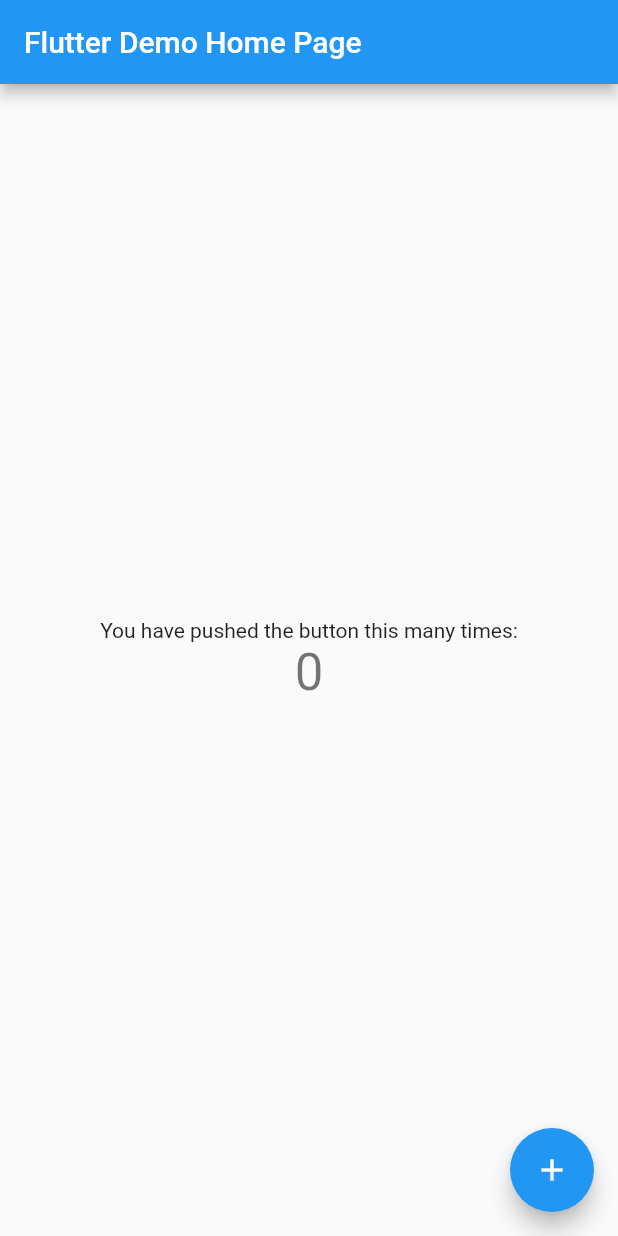
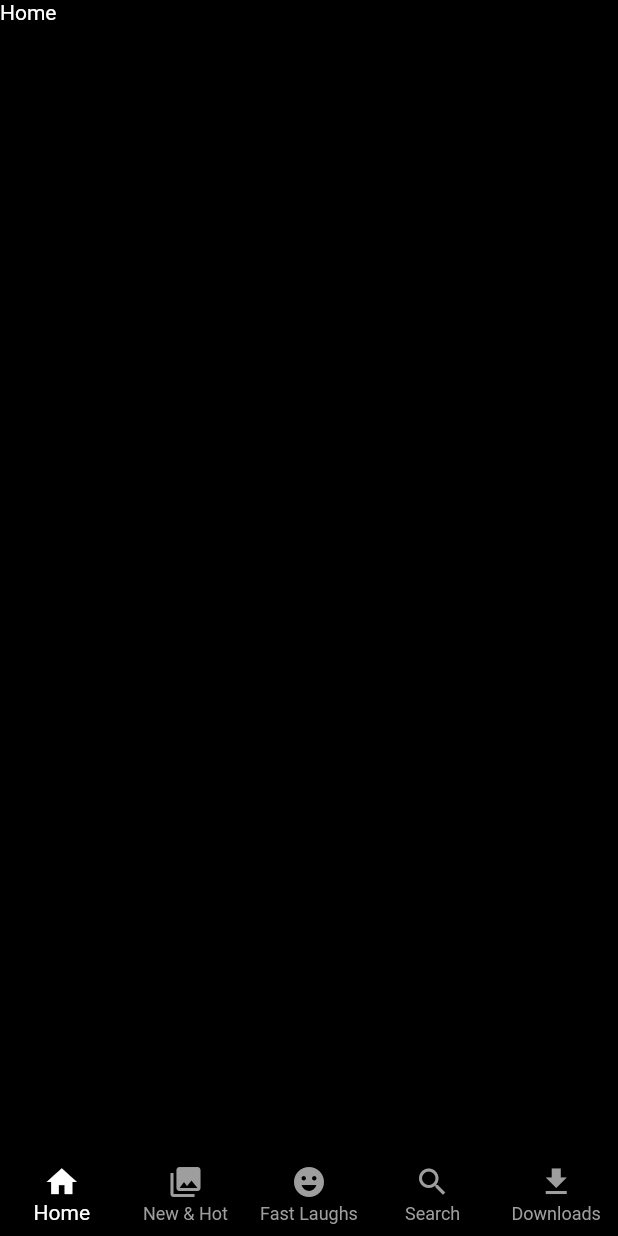
Before and after one commit to muralikrishnanmt/netflix_clone_bloc, a Flutter app: the screen it shows after launch, on a phone screen of 412 x 824 dp. Run offline on Flutter 3.47's test engine with Material 2 defaults, Android fonts, the phone set to English and light mode, and no system bars.

Commit message:
App Theme Settings is added

```diff
--- /dev/null
+++ b/lib/core/colors/colors.dart
@@ -0,0 +1,3 @@
+import 'package:flutter/material.dart';
+
+const backgroundColor = Colors.black;
--- a/lib/main.dart
+++ b/lib/main.dart
@@ -1,4 +1,6 @@
 import 'package:flutter/material.dart';
+import 'package:netflix_clone_bloc/core/colors/colors.dart';
+import 'package:netflix_clone_bloc/presentation/main_page/screen_main_page.dart';
 
 void main() {
   runApp(const MyApp());
@@ -7,109 +9,36 @@
 class MyApp extends StatelessWidget {
   const MyApp({super.key});
 
-  // This widget is the root of your application.
   @override
   Widget build(BuildContext context) {
     return MaterialApp(
       title: 'Flutter Demo',
       theme: ThemeData(
-        // This is the theme of your application.
-        //
-        // Try running your application with "flutter run". You'll see the
-        // application has a blue toolbar. Then, without quitting the app, try
-        // changing the primarySwatch below to Colors.green and then invoke
-        // "hot reload" (press "r" in the console where you ran "flutter run",
-        // or simply save your changes to "hot reload" in a Flutter IDE).
-        // Notice that the counter didn't reset back to zero; the application
-        // is not restarted.
         primarySwatch: Colors.blue,
+        backgroundColor: Colors.black,
+        scaffoldBackgroundColor: backgroundColor,
+        textTheme: const TextTheme(
+          bodyText1: TextStyle(
+            color: Colors.white,
+          ),
+          bodyText2: TextStyle(
+            color: Colors.white,
+          ),
+        ),
       ),
-      home: const MyHomePage(title: 'Flutter Demo Home Page'),
+      home: ScreenMainPage(),
     );
   }
 }
 
-class MyHomePage extends StatefulWidget {
-  const MyHomePage({super.key, required this.title});
 
-  // This widget is the home page of your application. It is stateful, meaning
-  // that it has a State object (defined below) that contains fields that affect
-  // how it looks.
 
-  // This class is the configuration for the state. It holds the values (in this
-  // case the title) provided by the parent (in this case the App widget) and
-  // used by the build method of the State. Fields in a Widget subclass are
-  // always marked "final".
 
-  final String title;
+// API Key (v3 auth)
+// edc84c42a8513dba0dd4cddb9e550c3d
 
-  @override
-  State<MyHomePage> createState() => _MyHomePageState();
-}
+// Example API Request
+// https://api.themoviedb.org/3/movie/550?api_key=edc84c42a8513dba0dd4cddb9e550c3d
 
-class _MyHomePageState extends State<MyHomePage> {
-  int _counter = 0;
-
-  void _incrementCounter() {
-    setState(() {
-      // This call to setState tells the Flutter framework that something has
-      // changed in this State, which causes it to rerun the build method below
-      // so that the display can reflect the updated values. If we changed
-      // _counter without calling setState(), then the build method would not be
-      // called again, and so nothing would appear to happen.
-      _counter++;
-    });
-  }
-
-  @override
-  Widget build(BuildContext context) {
-    // This method is rerun every time setState is called, for instance as done
-    // by the _incrementCounter method above.
-    //
-    // The Flutter framework has been optimized to make rerunning build methods
-    // fast, so that you can just rebuild anything that needs updating rather
-    // than having to individually change instances of widgets.
-    return Scaffold(
-      appBar: AppBar(
-        // Here we take the value from the MyHomePage object that was created by
-        // the App.build method, and use it to set our appbar title.
-        title: Text(widget.title),
-      ),
-      body: Center(
-        // Center is a layout widget. It takes a single child and positions it
-        // in the middle of the parent.
-        child: Column(
-          // Column is also a layout widget. It takes a list of children and
-          // arranges them vertically. By default, it sizes itself to fit its
-          // children horizontally, and tries to be as tall as its parent.
-          //
-          // Invoke "debug painting" (press "p" in the console, choose the
-          // "Toggle Debug Paint" action from the Flutter Inspector in Android
-          // Studio, or the "Toggle Debug Paint" command in Visual Studio Code)
-          // to see the wireframe for each widget.
-          //
-          // Column has various properties to control how it sizes itself and
-          // how it positions its children. Here we use mainAxisAlignment to
-          // center the children vertically; the main axis here is the vertical
-          // axis because Columns are vertical (the cross axis would be
-          // horizontal).
-          mainAxisAlignment: MainAxisAlignment.center,
-          children: <Widget>[
-            const Text(
-              'You have pushed the button this many times:',
-            ),
-            Text(
-              '$_counter',
-              style: Theme.of(context).textTheme.headline4,
-            ),
-          ],
-        ),
-      ),
-      floatingActionButton: FloatingActionButton(
-        onPressed: _incrementCounter,
-        tooltip: 'Increment',
-        child: const Icon(Icons.add),
-      ), // This trailing comma makes auto-formatting nicer for build methods.
-    );
-  }
-}
+// API Read Access Token (v4 auth)
+// eyJhbGciOiJIUzI1NiJ9.eyJhdWQiOiJlZGM4NGM0MmE4NTEzZGJhMGRkNGNkZGI5ZTU1MGMzZCIsInN1YiI6IjYzNzFlZDU3MDI4NDIwMDA3YTFjYmI1YiIsInNjb3BlcyI6WyJhcGlfcmVhZCJdLCJ2ZXJzaW9uIjoxfQ.WL9-htyOMVk0E2a0SgZS3IegZlDjZySnOdno8TOvw0Q
--- /dev/null
+++ b/lib/presentation/downloads/screen_downloads.dart
@@ -0,0 +1,12 @@
+import 'package:flutter/material.dart';
+
+class ScreenDownloads extends StatelessWidget {
+  const ScreenDownloads({super.key});
+
+  @override
+  Widget build(BuildContext context) {
+    return const Scaffold(
+      body: Text('Downloads'),
+    );
+  }
+}
--- /dev/null
+++ b/lib/presentation/fast_laugh/screen_fast_laugh.dart
@@ -0,0 +1,12 @@
+import 'package:flutter/material.dart';
+
+class ScreenFastLaugh extends StatelessWidget {
+  const ScreenFastLaugh({super.key});
+
+  @override
+  Widget build(BuildContext context) {
+    return const Scaffold(
+      body: Text('FastLaugh'),
+    );
+  }
+}
--- /dev/null
+++ b/lib/presentation/home/screen_home.dart
@@ -0,0 +1,12 @@
+import 'package:flutter/material.dart';
+
+class ScreenHome extends StatelessWidget {
+  const ScreenHome({super.key});
+
+  @override
+  Widget build(BuildContext context) {
+    return const Scaffold(
+      body: Text('Home'),
+    );
+  }
+}
--- /dev/null
+++ b/lib/presentation/main_page/screen_main_page.dart
@@ -0,0 +1,34 @@
+import 'package:flutter/material.dart';
+import 'package:netflix_clone_bloc/presentation/downloads/screen_downloads.dart';
+import 'package:netflix_clone_bloc/presentation/fast_laugh/screen_fast_laugh.dart';
+import 'package:netflix_clone_bloc/presentation/home/screen_home.dart';
+import 'package:netflix_clone_bloc/presentation/main_page/widgets/bottom_nav.dart';
+import 'package:netflix_clone_bloc/presentation/new_and_hot/screen_new_and_hot.dart';
+import 'package:netflix_clone_bloc/presentation/search/screen_search.dart';
+
+class ScreenMainPage extends StatelessWidget {
+  ScreenMainPage({super.key});
+
+  final _pages = [
+    const ScreenHome(),
+    const ScreenNewAndHot(),
+    const ScreenFastLaugh(),
+    const ScreenSearch(),
+    const ScreenDownloads(),
+  ];
+
+  @override
+  Widget build(BuildContext context) {
+    return Scaffold(
+      body: SafeArea(
+        child: ValueListenableBuilder(
+          valueListenable: indexChangeNotifier,
+          builder: (context, int index, child) {
+            return _pages[index];
+          },
+        ),
+      ),
+      bottomNavigationBar: const BottomNavigationWidget(),
+    );
+  }
+}
--- /dev/null
+++ b/lib/presentation/main_page/widgets/bottom_nav.dart
@@ -0,0 +1,65 @@
+import 'package:flutter/material.dart';
+
+ValueNotifier<int> indexChangeNotifier = ValueNotifier(0);
+
+class BottomNavigationWidget extends StatelessWidget {
+  const BottomNavigationWidget({super.key});
+
+  @override
+  Widget build(BuildContext context) {
+    return ValueListenableBuilder(
+      valueListenable: indexChangeNotifier,
+      builder: (context, int newIndex, _) {
+        return BottomNavigationBar(
+          type: BottomNavigationBarType.fixed,
+          currentIndex: newIndex,
+          onTap: (index) {
+            indexChangeNotifier.value = index;
+          },
+          elevation: 0,
+          backgroundColor: Colors.black,
+          selectedItemColor: Colors.white,
+          unselectedItemColor: Colors.grey,
+          selectedIconTheme: const IconThemeData(
+            color: Colors.white,
+          ),
+          unselectedIconTheme: const IconThemeData(
+            color: Colors.grey,
+          ),
+          items: const [
+            BottomNavigationBarItem(
+              icon: Icon(
+                Icons.home,
+              ),
+              label: 'Home',
+            ),
+            BottomNavigationBarItem(
+              icon: Icon(
+                Icons.collections,
+              ),
+              label: 'New & Hot',
+            ),
+            BottomNavigationBarItem(
+              icon: Icon(
+                Icons.emoji_emotions,
+              ),
+              label: 'Fast Laughs',
+            ),
+            BottomNavigationBarItem(
+              icon: Icon(
+                Icons.search,
+              ),
+              label: 'Search',
+            ),
+            BottomNavigationBarItem(
+              icon: Icon(
+                Icons.download,
+              ),
+              label: 'Downloads',
+            ),
+          ],
+        );
+      },
+    );
+  }
+}
--- /dev/null
+++ b/lib/presentation/new_and_hot/screen_new_and_hot.dart
@@ -0,0 +1,12 @@
+import 'package:flutter/material.dart';
+
+class ScreenNewAndHot extends StatelessWidget {
+  const ScreenNewAndHot({super.key});
+
+  @override
+  Widget build(BuildContext context) {
+    return const Scaffold(
+      body: Text('ScreenNewAndHot'),
+    );
+  }
+}
--- /dev/null
+++ b/lib/presentation/search/screen_search.dart
@@ -0,0 +1,12 @@
+import 'package:flutter/material.dart';
+
+class ScreenSearch extends StatelessWidget {
+  const ScreenSearch({super.key});
+
+  @override
+  Widget build(BuildContext context) {
+    return const Scaffold(
+      body: Text('Search'),
+    );
+  }
+}
```
